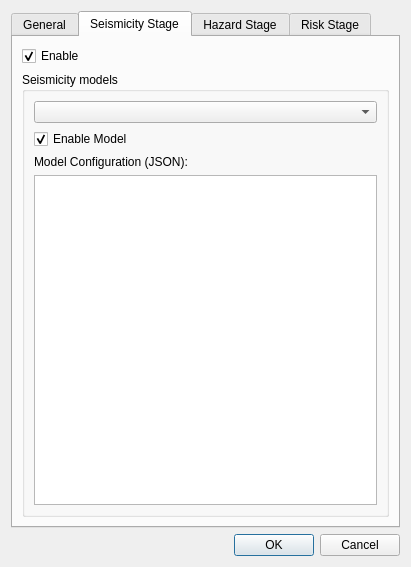
The window that RAMSIS/ui/views/scenarioconfigdialog.ui (swiss-seismological-service/hermes) describes before a commit, drawn with Qt 5.
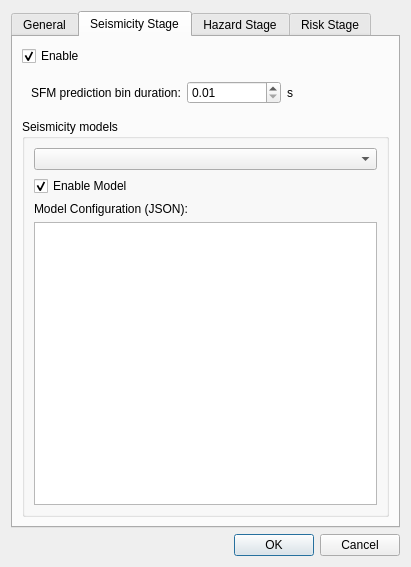
The same window after the commit. The open tabs and pages were chosen to show the change.

Commit message: [ENH] Provide predicition bin duration config

Diff of the .ui file:
```diff
--- a/RAMSIS/ui/views/scenarioconfigdialog.ui
+++ b/RAMSIS/ui/views/scenarioconfigdialog.ui
@@ -145,7 +145,7 @@
       <attribute name="title">
        <string>Seismicity Stage</string>
       </attribute>
-      <layout class="QVBoxLayout" name="verticalLayout" stretch="1,0">
+      <layout class="QVBoxLayout" name="verticalLayout" stretch="1,0,0">
        <item>
         <widget class="QCheckBox" name="seismicityStageEnable">
          <property name="text">
@@ -156,6 +156,36 @@
          </property>
         </widget>
        </item>
+       <item>
+        <widget class="QWidget" name="widget" native="true">
+         <layout class="QHBoxLayout" name="horizontalLayout">
+          <item>
+           <widget class="QLabel" name="label_4">
+            <property name="text">
+             <string>SFM prediction bin duration:</string>
+            </property>
+           </widget>
+          </item>
+          <item>
+           <widget class="QDoubleSpinBox" name="predictionBinDurationDoubleSpinBox">
+            <property name="minimum">
+             <double>0.010000000000000</double>
+            </property>
+            <property name="maximum">
+             <double>86400.000000000000000</double>
+            </property>
+           </widget>
+          </item>
+          <item>
+           <widget class="QLabel" name="label_5">
+            <property name="text">
+             <string>s</string>
+            </property>
+           </widget>
+          </item>
+         </layout>
+        </widget>
+       </item>
        <item>
         <widget class="QGroupBox" name="groupBox_2">
          <property name="title">
```
The commit also changes 2 other files.
